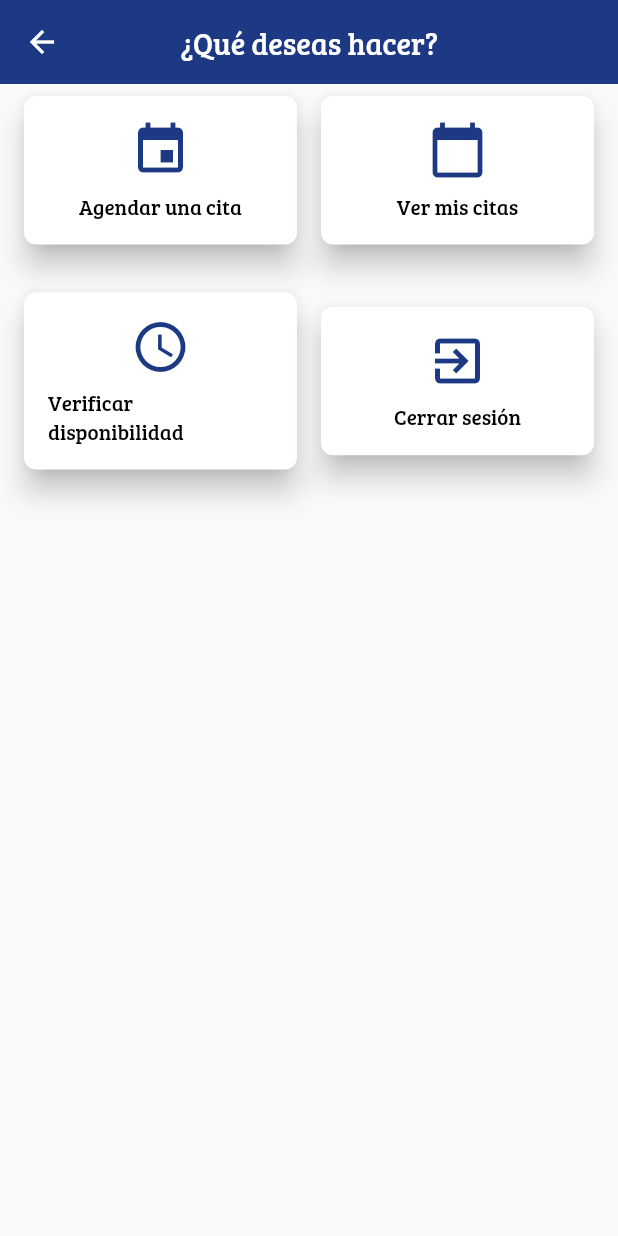
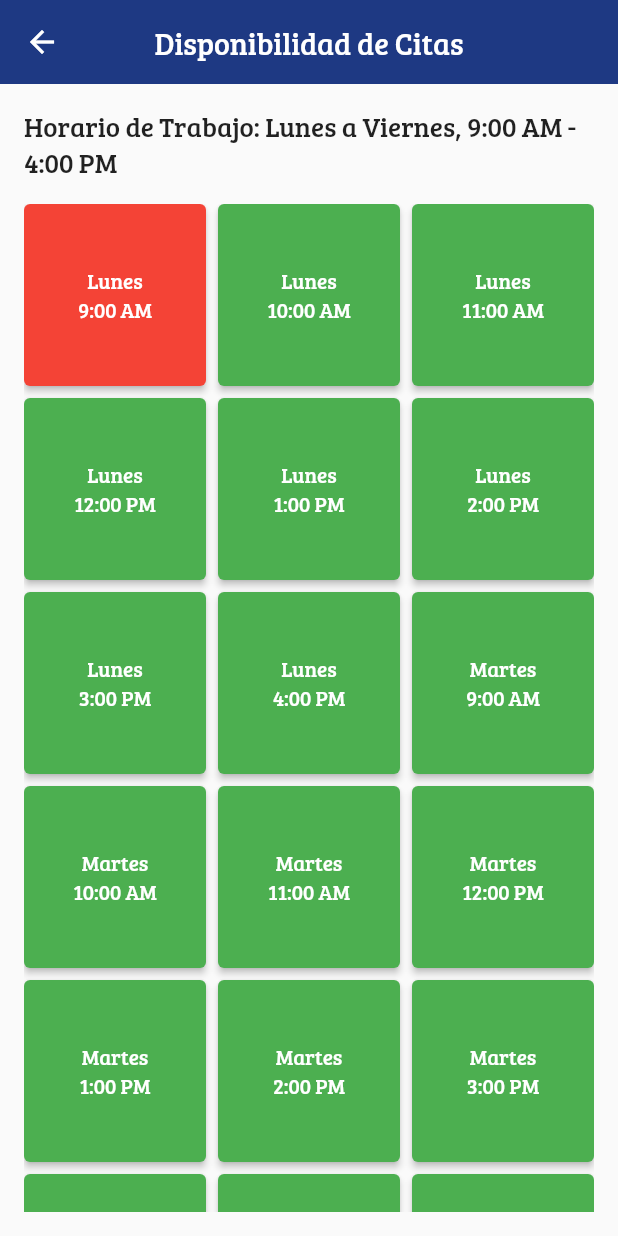
Before and after one commit to RaphaelWMR/FisiBienestar, a Flutter app: the Home screen opened directly, after a tap on "Verificar disponibilidad", on a phone screen of 412 x 824 dp. Run offline on Flutter 3.47's test engine with Material 2 defaults, Android fonts, the phone set to English and light mode, and no system bars; our stand-ins replace flutter_datetime_picker_plus.

Commit message:
menu finished

```diff
--- /dev/null
+++ b/lib/views/Availability.dart
@@ -0,0 +1,119 @@
+import 'package:flutter/material.dart';
+
+class AppointmentAvailabilityScreen extends StatefulWidget {
+  @override
+  _AppointmentAvailabilityScreenState createState() =>
+      _AppointmentAvailabilityScreenState();
+}
+
+class _AppointmentAvailabilityScreenState
+    extends State<AppointmentAvailabilityScreen> {
+  final List<String> workDays = ['Lunes', 'Martes', 'Miércoles', 'Jueves', 'Viernes'];
+  final List<String> workHours = [
+    '9:00 AM',
+    '10:00 AM',
+    '11:00 AM',
+    '12:00 PM',
+    '1:00 PM',
+    '2:00 PM',
+    '3:00 PM',
+    '4:00 PM',
+  ];
+
+  Map<String, List<String>> availableTimes = {};
+
+  @override
+  void initState() {
+    super.initState();
+    // Initialize available times for each day with all work hours initially
+    for (String day in workDays) {
+      availableTimes[day] = List.from(workHours);
+    }
+
+    // Simulate some unavailable time slots (for example, Mondays at 9:00 AM and Fridays at 4:00 PM)
+    availableTimes['Lunes']!.remove('9:00 AM');
+    availableTimes['Viernes']!.remove('4:00 PM');
+  }
+
+  @override
+  Widget build(BuildContext context) {
+    return Scaffold(
+      appBar: AppBar(
+        backgroundColor: Color(0xFF1E3983),
+        title: Text(
+          'Disponibilidad de Citas',
+          textAlign: TextAlign.center,
+          style: TextStyle(fontFamily: 'BreeSerif', color: Colors.white),
+        ),
+        centerTitle: true,
+        elevation: 0,
+      ),
+      body: Padding(
+        padding: EdgeInsets.all(16.0),
+        child: Column(
+          crossAxisAlignment: CrossAxisAlignment.stretch,
+          children: <Widget>[
+            Text(
+              'Horario de Trabajo: Lunes a Viernes, 9:00 AM - 4:00 PM',
+              style: TextStyle(fontFamily: 'BreeSerif', fontSize: 18),
+            ),
+            SizedBox(height: 16.0),
+            Expanded(
+              child: GridView.builder(
+                gridDelegate: SliverGridDelegateWithFixedCrossAxisCount(
+                  crossAxisCount: 3,
+                  crossAxisSpacing: 8.0,
+                  mainAxisSpacing: 8.0,
+                ),
+                itemCount: workDays.length * workHours.length,
+                itemBuilder: (context, index) {
+                  final dayIndex = index ~/ workHours.length;
+                  final hourIndex = index % workHours.length;
+                  final day = workDays[dayIndex];
+                  final time = workHours[hourIndex];
+
+                  return ElevatedButton(
+                    onPressed: () {
+                      if (availableTimes[day]!.contains(time)) {
+                        // Handle selecting time slot
+                        // You can navigate to the appointment form and pass the selected day and time
+                        Navigator.pop(context, {'day': day, 'time': time});
+                      } else {
+                        // Show some indication that the time slot is unavailable (e.g., red color)
+                        ScaffoldMessenger.of(context).showSnackBar(
+                          SnackBar(
+                            content: Text('El horario seleccionado no está disponible.'),
+                          ),
+                        );
+                      }
+                    },
+                    style: ElevatedButton.styleFrom(
+                      primary: availableTimes[day]!.contains(time)
+                          ? Colors.green
+                          : Colors.red,
+                      padding: EdgeInsets.all(16.0),
+                    ),
+                    child: Text(
+                      '$day\n$time',
+                      textAlign: TextAlign.center,
+                      style: TextStyle(
+                        fontFamily: 'BreeSerif',
+                        color: Colors.white,
+                      ),
+                    ),
+                  );
+                },
+              ),
+            ),
+          ],
+        ),
+      ),
+    );
+  }
+}
+
+void main() {
+  runApp(MaterialApp(
+    home: AppointmentAvailabilityScreen(),
+  ));
+}
--- a/pubspec.yaml
+++ b/pubspec.yaml
@@ -31,6 +31,7 @@ dependencies:
   flutter:
     sdk: flutter
   flutter_datetime_picker_plus: ^2.1.0
+  table_calendar: 3.0.9
 
 
   # The following adds the Cupertino Icons font to your application.
```
Also changed, not shown: lib/views/AppointmentList.dart (added, +101 -0 lines), lib/views/Home.dart (+21 -3 lines), lib/views/NewAppointment.dart (line endings or trailing spaces), pubspec.lock.
